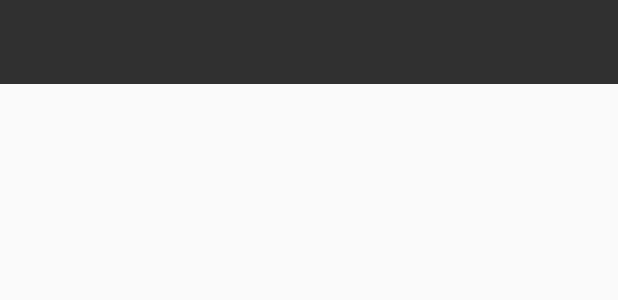
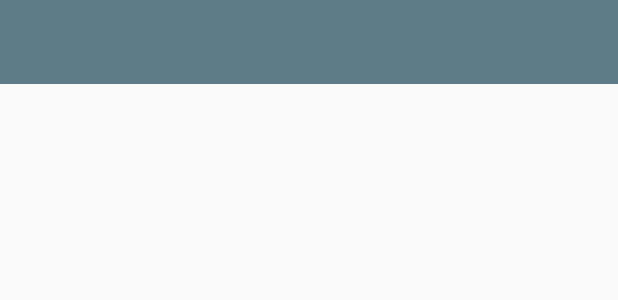
Before and after one commit to leangl/Paladin, an Android app: the layout toolbar.xml on its own in the app's theme, with its tools: preview values and no code run, on a phone screen of 412 x 824 dp. Shown: the top 300 px of the screen. Run offline under Robolectric (Android 15) with nearby library versions, the light colour scheme and no system bars.

Commit message:
Se cambio el color del action bar y de los tabs

```diff
--- a/app/src/main/java/com/nanospark/gard/ui/custom/BaseActivity.java
+++ b/app/src/main/java/com/nanospark/gard/ui/custom/BaseActivity.java
@@ -31,6 +31,7 @@ public abstract class BaseActivity extends mobi.tattu.utils.activities.BaseActiv
         setSupportActionBar(toolbar);
 
         TabLayout tabLayout = (TabLayout)findViewById(R.id.tab);
+        tabLayout.setTabTextColors(getResources().getColorStateList(R.color.tab_selector));
         tabLayout.addTab(tabLayout.newTab().setText(R.string.title_main));
         tabLayout.addTab(tabLayout.newTab().setText(R.string.title_users));
         tabLayout.addTab(tabLayout.newTab().setText(R.string.title_schedules));
--- a/app/src/main/res/layout-land/activity_main.xml
+++ b/app/src/main/res/layout-land/activity_main.xml
@@ -10,6 +10,7 @@
         android:layout_height="wrap_content"
         android:id="@+id/tab"
         android:fillViewport="true"
+        android:background="@color/primary"
         />
 
     <android.support.v4.view.ViewPager
--- a/app/src/main/res/layout/activity_main.xml
+++ b/app/src/main/res/layout/activity_main.xml
@@ -10,6 +10,7 @@
         android:layout_height="wrap_content"
         android:id="@+id/tab"
         android:fillViewport="false"
+        android:background="@color/primary"
          />
 
     <android.support.v4.view.ViewPager
--- a/app/src/main/res/layout/toolbar.xml
+++ b/app/src/main/res/layout/toolbar.xml
@@ -5,5 +5,5 @@
     android:id="@+id/toolbar"
     android:layout_width="match_parent"
     android:layout_height="wrap_content"
-    android:background="@color/toolbar_background"
+    android:background="@color/primary"
    />
--- a/app/src/main/res/values/colors.xml
+++ b/app/src/main/res/values/colors.xml
@@ -2,5 +2,7 @@
 <resources>
     <color name="primary_dark">#4f6c74</color>
     <color name="primary">#5e7c87</color>
-    <color name="accent">#f1482f</color>
+    <color name="red">#f1482f</color>
+    <color name="text_tab_selected">@android:color/white</color>
+    <color name="text_tab_unselected">#a4bbc7</color>
 </resources>
--- a/app/src/main/res/values/styles.xml
+++ b/app/src/main/res/values/styles.xml
@@ -7,8 +7,8 @@
         <item name="colorPrimary">@color/primary</item>
         <!--   darker variant for the status bar and contextual app bars -->
         <item name="colorPrimaryDark">@color/primary_dark</item>
-        <!--   theme UI controls like checkboxes and text fields -->
-        <item name="colorAccent">@color/accent</item>
+        <!--&lt;!&ndash;   theme UI controls like checkboxes and text fields &ndash;&gt;-->
+        <item name="colorAccent">@android:color/white</item>
 
     </style>
 
```
Also changed, not shown: app/src/main/AndroidManifest.xml (+4 -4 lines), app/src/main/res/color/tab_selector.xml (added, +8 -0 lines), app/src/main/java/com/nanospark/gard/events/VoiceRecognition.java (line endings or trailing spaces).
